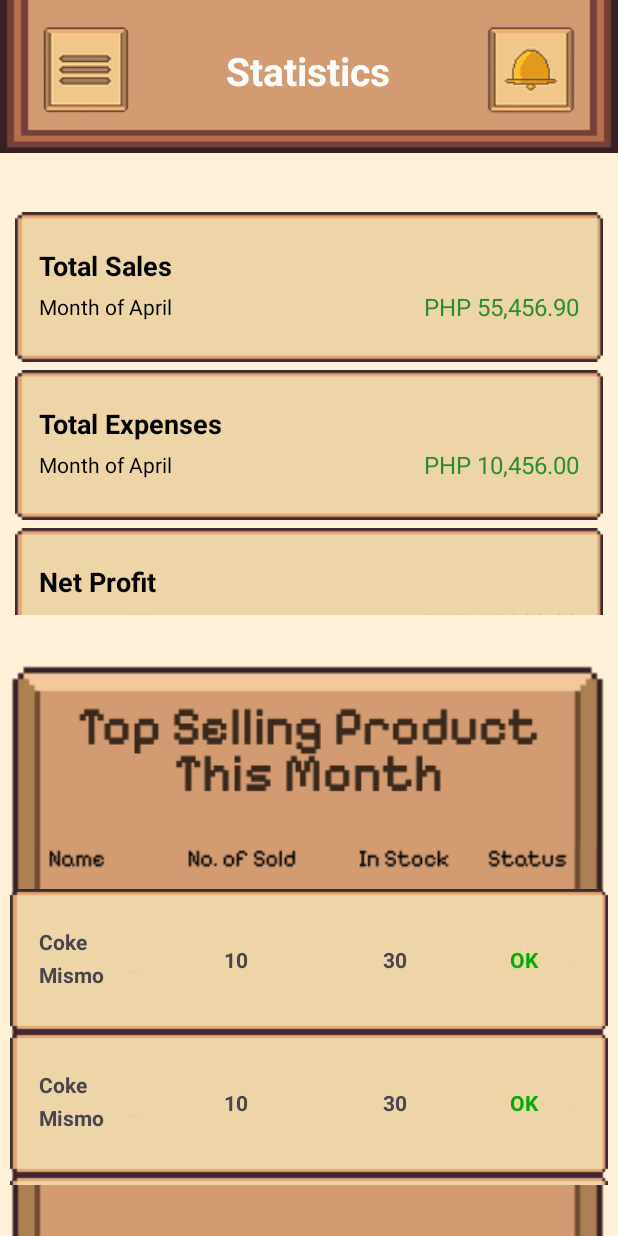
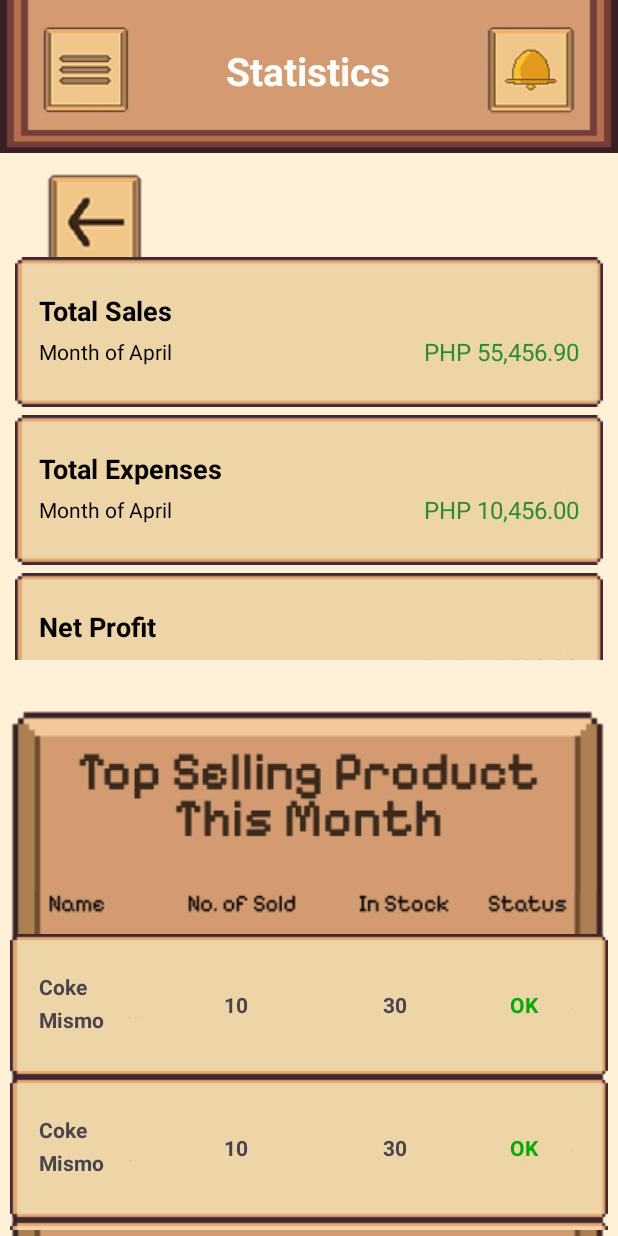
Before and after one commit to Mojojojo-and-Powerpuff-Girls/bentory, an Android app: the Statistics screen opened directly, with no data from a screen before it, on a phone screen of 412 x 824 dp. Run offline under Robolectric (Android 15) with nearby library versions, the phone set to English and light mode, and no system bars; Roboto replaces fonts that are not available here.

Commit message:
Back buttons in inventory, sell product, statistics. Adjusted bottom sheet cart height.

```diff
--- a/app/src/main/java/com/example/bentory_app/activities/Statistics.java
+++ b/app/src/main/java/com/example/bentory_app/activities/Statistics.java
@@ -1,6 +1,8 @@
 package com.example.bentory_app.activities;
 
 import android.os.Bundle;
+import android.view.View;
+import android.widget.ImageButton;
 
 import androidx.activity.EdgeToEdge;
 import androidx.appcompat.app.AppCompatActivity;
@@ -21,6 +23,8 @@ import java.util.List;
 
 public class Statistics extends AppCompatActivity {
 
+    ImageButton backBtn;
+
     @Override
     protected void onCreate(Bundle savedInstanceState) {
         super.onCreate(savedInstanceState);
@@ -31,6 +35,8 @@ public class Statistics extends AppCompatActivity {
             v.setPadding(systemBars.left, systemBars.top, systemBars.right, systemBars.bottom);
             return insets;
         });
+
+        backBtn = findViewById(R.id.back_btn);
 
         // SETUP RecyclerView
         RecyclerView recyclerViewTop = findViewById(R.id.recyclerViewTopStatistics);
@@ -57,6 +63,13 @@ public class Statistics extends AppCompatActivity {
         recyclerViewBottom.setAdapter(adapter2);
 
 
+        backBtn.setOnClickListener(new View.OnClickListener() {
+            @Override
+            public void onClick(View v) {
+                finish();
+            }
+        });
+
 
     }
 }
--- a/app/src/main/res/layout/activity_add_product.xml
+++ b/app/src/main/res/layout/activity_add_product.xml
@@ -465,6 +465,8 @@
             app:layout_constraintStart_toStartOf="parent"
             app:layout_constraintTop_toTopOf="parent" />
 
+
+
     </androidx.constraintlayout.widget.ConstraintLayout>
 
 </androidx.constraintlayout.widget.ConstraintLayout>
--- a/app/src/main/res/layout/activity_statistics.xml
+++ b/app/src/main/res/layout/activity_statistics.xml
@@ -87,14 +87,25 @@
     </androidx.appcompat.widget.Toolbar>
     <!-- Your main content goes below the Toolbar -->
 
+    <!-- Top Stats RecyclerView -->
 
-    <!-- Top Stats RecyclerView -->
+    <ImageButton
+        android:id="@+id/back_btn"
+        android:layout_width="64dp"
+        android:layout_height="71dp"
+        android:layout_marginTop="116dp"
+        android:src="@drawable/back_btn"
+        app:layout_constraintEnd_toEndOf="parent"
+        app:layout_constraintHorizontal_bias="0.089"
+        app:layout_constraintStart_toStartOf="parent"
+        app:layout_constraintTop_toTopOf="parent" />
+
     <androidx.recyclerview.widget.RecyclerView
         android:id="@+id/recyclerViewTopStatistics"
         android:layout_width="0dp"
         android:layout_height="0dp"
         android:padding="10dp"
-        android:layout_marginTop="300dp"
+        android:layout_marginTop="360dp"
         android:contentDescription="view list of stats"
         app:layout_constraintTop_toBottomOf="@id/header_background"
         app:layout_constraintBottom_toTopOf="@id/statistics_container"
--- a/app/src/main/res/layout/bottom_sheet_cart.xml
+++ b/app/src/main/res/layout/bottom_sheet_cart.xml
@@ -1,7 +1,7 @@
 <?xml version="1.0" encoding="utf-8"?>
 <LinearLayout xmlns:android="http://schemas.android.com/apk/res/android"
     android:layout_width="match_parent"
-    android:layout_height="match_parent"
+    android:layout_height="wrap_content"
     android:background="@drawable/shopping_cart"
     android:orientation="vertical"
     >
@@ -11,7 +11,7 @@
         android:id="@+id/recyclerViewCart"
         android:layout_width="match_parent"
         android:layout_height="350dp"
-        android:layout_marginTop="125dp"
+        android:layout_marginTop="130dp"
         android:padding="10dp"
         android:contentDescription="view list of top selling"/>
 
```
Also changed, not shown: app/src/main/java/com/example/bentory_app/activities/Inventory.java (+24 -1 lines), app/src/main/java/com/example/bentory_app/activities/SellProduct.java (+37 -5 lines), app/src/main/res/layout/activity_inventory.xml (+8 -0 lines), app/src/main/res/layout/activity_sell_product.xml (+10 -1 lines).
